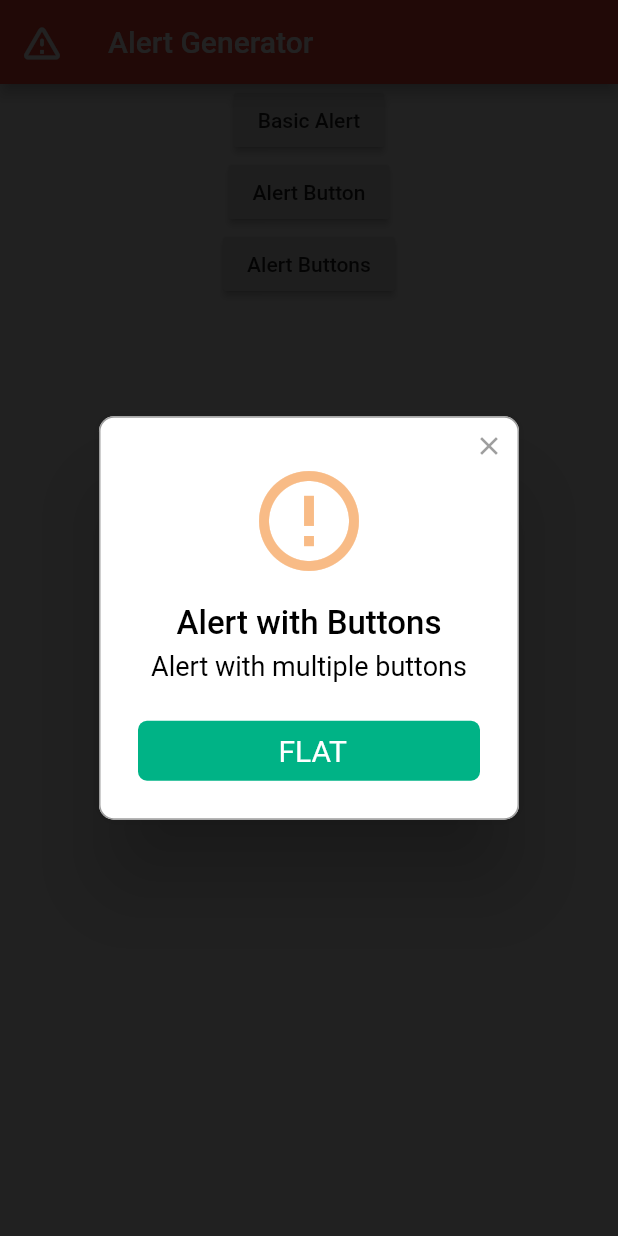
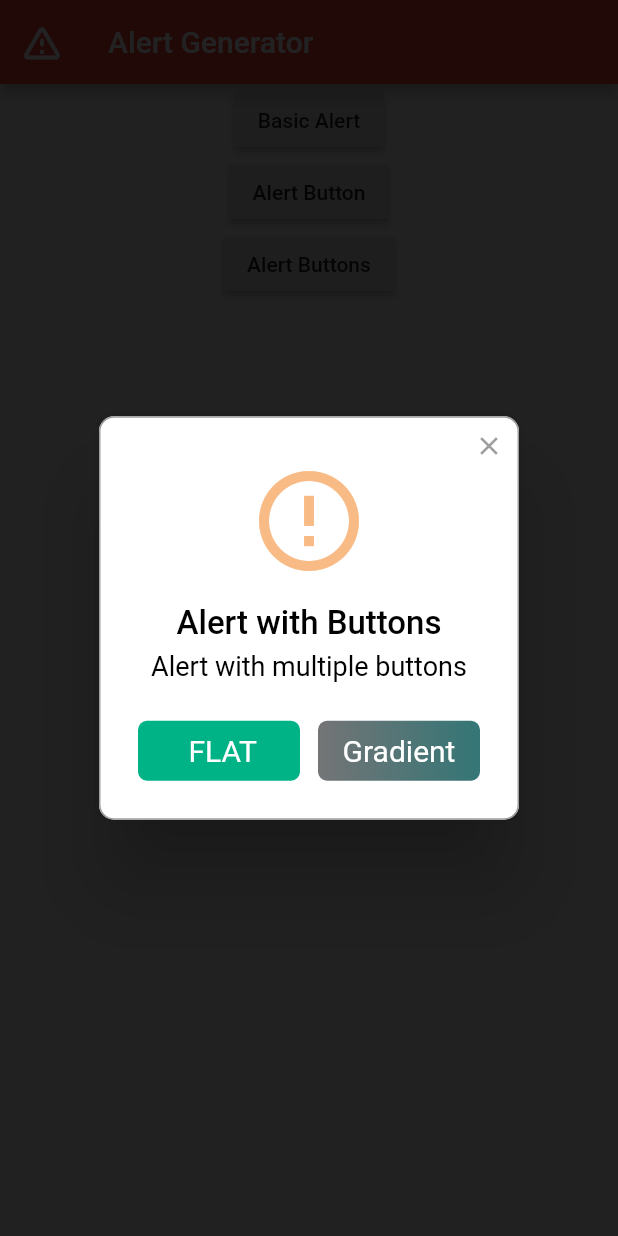
Before and after one commit to harshilgupta-dev/Alert_Generator, a Flutter app: the screen it shows after launch, after a tap on "Alert Buttons", on a phone screen of 412 x 824 dp. Run offline on Flutter 3.47's test engine with Material 2 defaults, Android fonts, the light colour scheme and no system bars; drawn by our look-alikes of rflutter_alert.

Commit message:
AlertButtons done

```diff
--- a/lib/main.dart
+++ b/lib/main.dart
@@ -66,27 +66,47 @@ class MyApp extends StatelessWidget {
                   );
                 },
               ),
-              Builder(builder: (context){
+              Builder(
+                builder: (context) {
                   return RaisedButton(
                     child: Text('Alert Buttons'),
-                  onPressed: (){
+                    onPressed: () {
                       Alert(
                           type: AlertType.warning,
                           title: 'Alert with Buttons',
                           desc: 'Alert with multiple buttons',
                           context: context,
                           buttons: [
-                      DialogButton(child: Text(' FLAT',style: TextStyle(color: Colors.white, fontSize: 20)),
-                          onPressed: (){
+                            DialogButton(
+                              child: Text(' FLAT',
+                                  style: TextStyle(
+                                      color: Colors.white, fontSize: 20)),
+                              onPressed: () {
                                 return Navigator.pop(context);
                               },
                               color: Color.fromRGBO(0, 179, 134, 1.0),
                             ),
+                            DialogButton(
+                                child: Text(
+                                  'Gradient',
+                                  style: TextStyle(
+                                      color: Colors.white, fontSize: 20),
+                                ),
+                                onPressed: () {
+                                  return Navigator.pop(context);
+                                },
+                                gradient: LinearGradient(
+                                  colors: [
+                                    Color.fromRGBO(116, 116, 118, 1.0),
+                                    Color.fromRGBO(52, 118, 118, 1.0)
                                   ]
-                  ).show();
+                                ),
+                            ),
+                          ]).show();
                     },
                   );
-              },)
+                },
+              )
             ],
           ),
         ),
```
Lines whose indentation alone changed are shown as unchanged.
